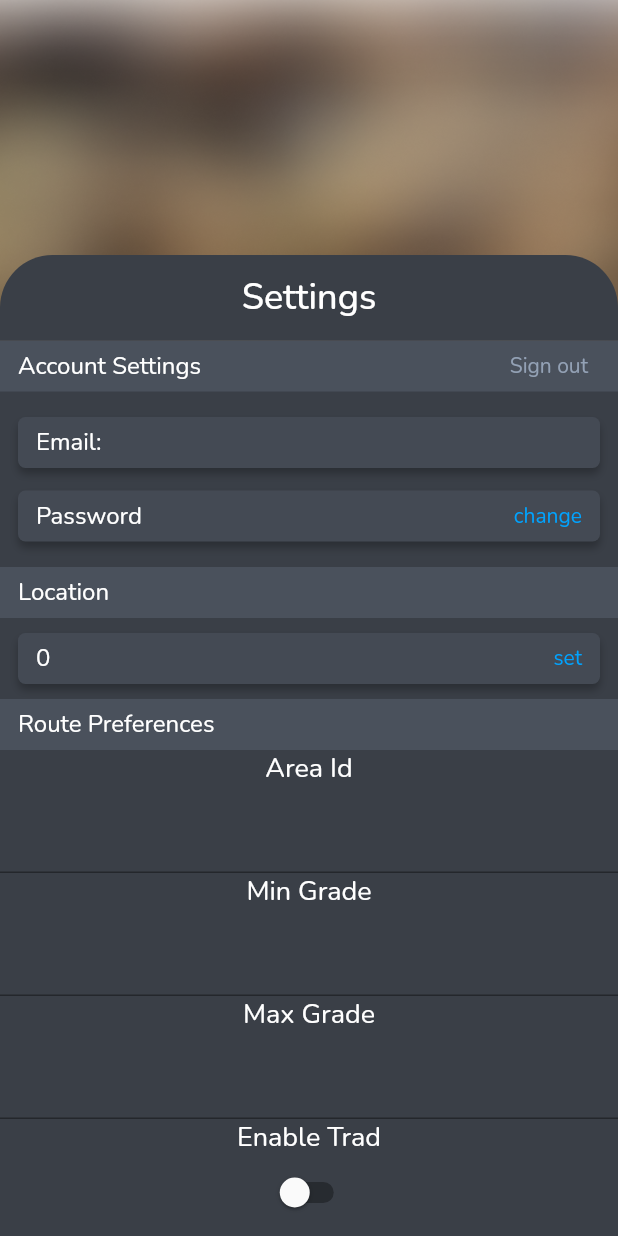
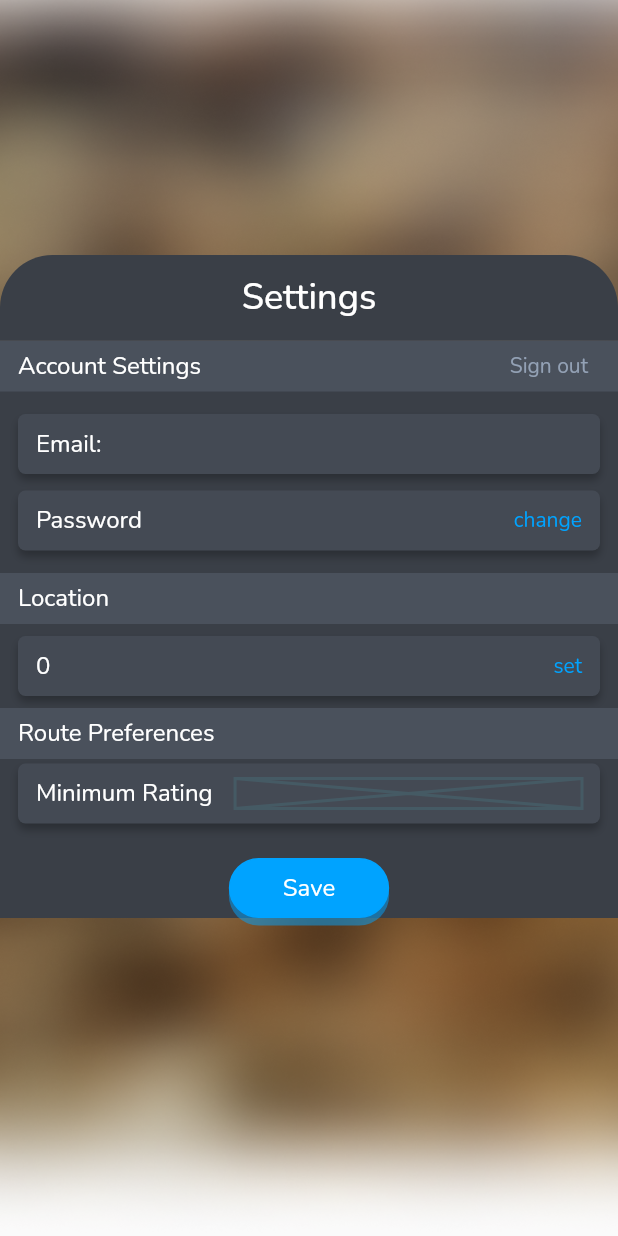
Before and after one commit to MicahMeadows/Sender, a Flutter app: the SettingsPage widget shown alone on an empty page, opened directly with empty values, on a phone screen of 412 x 824 dp. Run offline on Flutter 3.47's test engine with Material 2 defaults, Android fonts, the phone set to English and light mode, and no system bars; our stand-ins replace bloc, firebase_auth, firebase_core, flutter_bloc, flutter_neumorphic, freezed_annotation and 2 more; missing offline and left inert: flutter_swipable; accounts and stored records are empty; network calls fail.

Commit message:
Update labled card to have vertical padding

```diff
--- a/sender/lib/widgets/common/labled_card.dart
+++ b/sender/lib/widgets/common/labled_card.dart
@@ -41,8 +41,10 @@ class LabledCard extends StatelessWidget {
   @override
   Widget build(BuildContext context) {
     return Padding(
-      padding: EdgeInsets.symmetric(horizontal: padding, vertical: 5),
+      padding: EdgeInsets.symmetric(horizontal: padding, vertical: 3),
       child: BaseCard(
+        child: Padding(
+          padding: const EdgeInsets.symmetric(vertical: 3),
           child: Row(
             mainAxisAlignment: MainAxisAlignment.spaceBetween,
             children: [
@@ -62,6 +64,7 @@ class LabledCard extends StatelessWidget {
             ],
           ),
         ),
+      ),
     );
   }
 }
--- a/sender/lib/widgets/common/thick_button.dart
+++ b/sender/lib/widgets/common/thick_button.dart
@@ -4,13 +4,13 @@ import 'package:sender/common/constants/colors.dart' as col;
 class ThickButton extends StatelessWidget {
   late final Color color;
   final String text;
-  final double width;
-  final double height;
+  final double? width;
+  final double? height;
   final void Function()? onPressed;
   ThickButton({
     Color? color,
-    this.width = 170,
-    this.height = 48,
+    this.width, // = 170,
+    this.height, // = 48,
     required this.text,
     required this.onPressed,
     Key? key,
@@ -23,7 +23,9 @@ class ThickButton extends StatelessWidget {
     final _appTextTheme = Theme.of(context).textTheme;
     return InkWell(
       onTap: onPressed,
+      child: IntrinsicWidth(
         child: Container(
+          padding: const EdgeInsets.symmetric(horizontal: 35, vertical: 8),
           height: height,
           width: width,
           child: Center(
@@ -48,6 +50,7 @@ class ThickButton extends StatelessWidget {
             ],
           ),
         ),
+      ),
     );
   }
 }
--- a/sender/lib/widgets/pages/settings/settings_page.dart
+++ b/sender/lib/widgets/pages/settings/settings_page.dart
@@ -4,9 +4,11 @@ import 'package:sender/common/constants/colors.dart' as col;
 import 'package:sender/data/cubits/firebase_auth/firebase_auth_cubit.dart';
 import 'package:sender/data/cubits/route_preferences/route_settings_cubit.dart';
 import 'package:sender/data/models/route_preferences/route_preferences.dart';
+import 'package:sender/widgets/common/base_card.dart';
 import 'package:sender/widgets/common/button_labled_card.dart';
 import 'package:sender/widgets/common/labled_card.dart';
 import 'package:sender/widgets/common/section_banner.dart';
+import 'package:sender/widgets/common/thick_button.dart';
 
 class SettingsPage extends StatefulWidget {
   final RouteSettingsCubit routeSettingsCubit;
@@ -205,58 +207,74 @@ class _SettingsPageState extends State<SettingsPage> {
                                           const SizedBox(height: 5),
                                           const SectionBanner(
                                               text: 'Route Preferences'),
-                                          const Text('Area Id'),
-                                          TextField(
-                                              controller: areaIdController),
-                                          const Text('Min Grade'),
-                                          TextField(
-                                              controller: minGradeController),
-                                          const Text('Max Grade'),
-                                          TextField(
-                                              controller: maxGradeController),
-                                          const Text('Enable Trad'),
-                                          Switch(
-                                            value: showTrad,
-                                            onChanged: (val) {
-                                              setState(() {
-                                                showTrad = val;
-                                              });
+                                          // const Text('Area Id'),
+                                          // TextField(
+                                          //     controller: areaIdController),
+                                          // const Text('Min Grade'),
+                                          // TextField(
+                                          //     controller: minGradeController),
+                                          // const Text('Max Grade'),
+                                          // TextField(
+                                          //     controller: maxGradeController),
+                                          // const Text('Enable Trad'),
+                                          // Switch(
+                                          //   value: showTrad,
+                                          //   onChanged: (val) {
+                                          //     setState(() {
+                                          //       showTrad = val;
+                                          //     });
+                                          //   },
+                                          // ),
+                                          // const Text('Enable Sport'),
+                                          // Switch(
+                                          //   value: showSport,
+                                          //   onChanged: (val) {
+                                          //     setState(() {
+                                          //       showSport = val;
+                                          //     });
+                                          //   },
+                                          // ),
+                                          // const Text('Enable TopRope'),
+                                          // Switch(
+                                          //   value: showTopRope,
+                                          //   onChanged: (val) {
+                                          //     setState(() {
+                                          //       showTopRope = val;
+                                          //     });
+                                          //   },
+                                          // ),
+                                          // const Text('Min Stars'),
+                                          // TextField(
+                                          //   controller: ratingGroupController,
+                                          // ),
+                                          // const Text('Show multipitch'),
+                                          // Switch(
+                                          //   value: showMultipitch,
+                                          //   onChanged: (val) {
+                                          //     setState(() {
+                                          //       showMultipitch = val;
+                                          //     });
+                                          //   },
+                                          // ),
+                                          // ElevatedButton(
+                                          //   onPressed: saveChanges,
+                                          //   child: const Text('Save'),
+                                          // ),
+                                          LabledCard(
+                                            title: 'Minimum Rating',
+                                            content: Placeholder(
+                                              fallbackWidth: 20,
+                                              fallbackHeight: 20,
+                                            ),
+                                          ),
+                                          const SizedBox(height: 20),
+                                          ThickButton(
+                                            text: 'Save',
+                                            onPressed: () {
+                                              debugPrint(
+                                                'Save new changes...',
+                                              );
                                             },
-                                          ),
-                                          const Text('Enable Sport'),
-                                          Switch(
-                                            value: showSport,
-                                            onChanged: (val) {
-                                              setState(() {
-                                                showSport = val;
-                                              });
-                                            },
-                                          ),
-                                          const Text('Enable TopRope'),
-                                          Switch(
-                                            value: showTopRope,
-                                            onChanged: (val) {
-                                              setState(() {
-                                                showTopRope = val;
-                                              });
-                                            },
-                                          ),
-                                          const Text('Min Stars'),
-                                          TextField(
-                                            controller: ratingGroupController,
-                                          ),
-                                          const Text('Show multipitch'),
-                                          Switch(
-                                            value: showMultipitch,
-                                            onChanged: (val) {
-                                              setState(() {
-                                                showMultipitch = val;
-                                              });
-                                            },
-                                          ),
-                                          ElevatedButton(
-                                            onPressed: saveChanges,
-                                            child: const Text('Save'),
                                           ),
                                         ],
                                       ),
```
Lines whose indentation alone changed are shown as unchanged.
